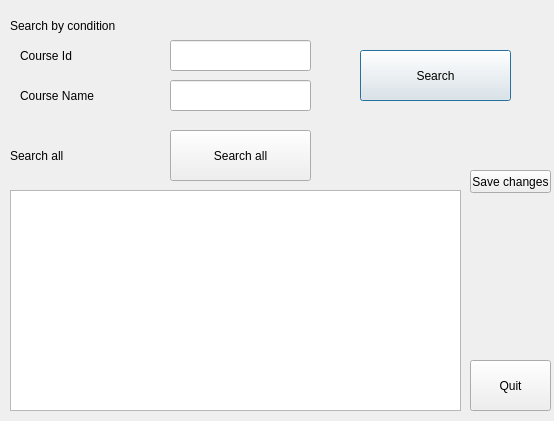
Old version of the form selectcourse.ui in the repository awmleer/grade-management.
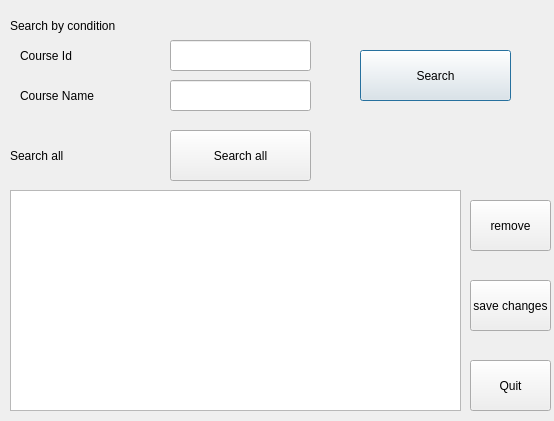
New version of the form.

Patch:
```diff
--- a/selectcourse.ui
+++ b/selectcourse.ui
@@ -138,13 +138,26 @@
    <property name="geometry">
     <rect>
      <x>470</x>
-     <y>170</y>
+     <y>200</y>
      <width>81</width>
-     <height>23</height>
+     <height>51</height>
     </rect>
    </property>
    <property name="text">
-    <string>Save changes</string>
+    <string>remove</string>
+   </property>
+  </widget>
+  <widget class="QPushButton" name="saveChangeButtom">
+   <property name="geometry">
+    <rect>
+     <x>470</x>
+     <y>280</y>
+     <width>81</width>
+     <height>51</height>
+    </rect>
+   </property>
+   <property name="text">
+    <string>save changes</string>
    </property>
   </widget>
  </widget>
```
Left out of the diff: 2 changed lines with no effect on the pictures.
